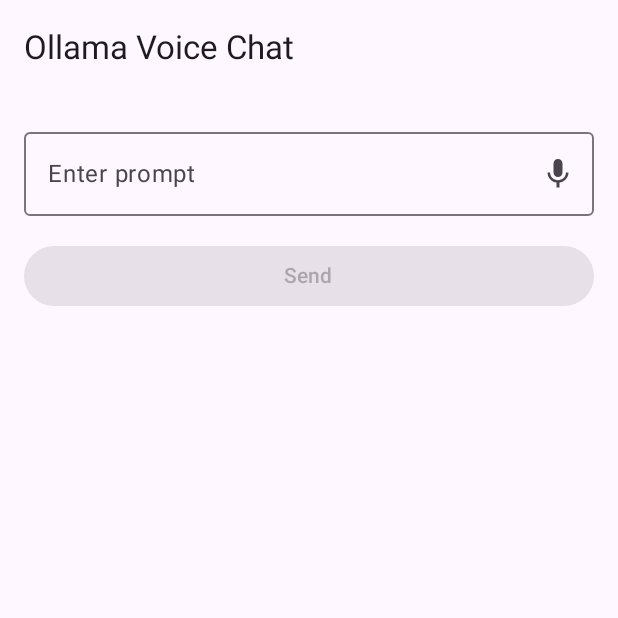
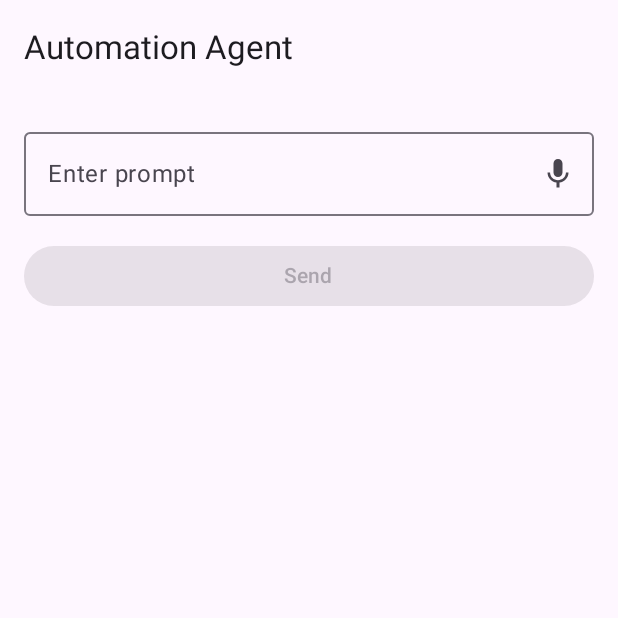
Before and after one commit to DefinitelyNotABot-del/ai03, an Android app built with Jetpack Compose: the screen it shows after launch (MainActivity), on a phone screen of 412 x 824 dp, the top half of it. Run offline under Robolectric (Android 15) with nearby library versions, the phone set to English and light mode, and no system bars.

Commit message:
Latest updates before merging to version2

```diff
--- a/app/src/main/java/com/example/ai03/MainActivity.kt
+++ b/app/src/main/java/com/example/ai03/MainActivity.kt
@@ -93,7 +93,7 @@
 
     Scaffold(
         topBar = {
-            TopAppBar(title = { Text("Ollama Voice Chat") })
+            TopAppBar(title = { Text("Automation Agent") })
         }
     ) { padding ->
         Column(
```
